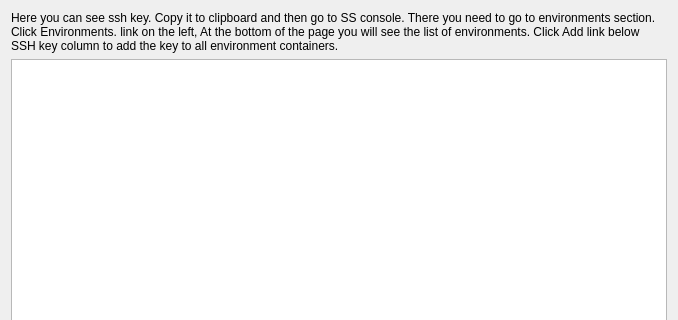
subutai-io/control-center, file hub/forms/DlgGenerateSshKey.ui: the form before one commit; both pictures show x 0 to 678 and y 0 to 320 of the 678 by 479 pixel window.
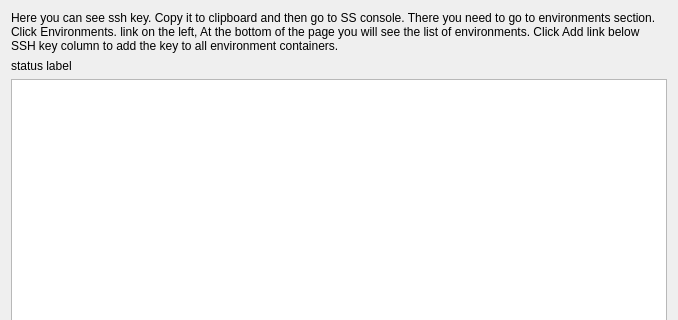
The form after the commit.

Patch:
```diff
--- a/hub/forms/DlgGenerateSshKey.ui
+++ b/hub/forms/DlgGenerateSshKey.ui
@@ -29,28 +29,35 @@
        </property>
       </widget>
      </item>
-     <item row="1" column="0" colspan="3">
+     <item row="1" column="0">
+      <widget class="QLabel" name="lbl_status">
+       <property name="text">
+        <string>status label</string>
+       </property>
+      </widget>
+     </item>
+     <item row="2" column="0" colspan="3">
       <widget class="QTextEdit" name="te_ssh_key">
        <property name="readOnly">
         <bool>true</bool>
        </property>
       </widget>
      </item>
-     <item row="2" column="0">
+     <item row="3" column="0">
       <widget class="QPushButton" name="btn_generate">
        <property name="text">
         <string>Generate</string>
        </property>
       </widget>
      </item>
-     <item row="2" column="1">
+     <item row="3" column="1">
       <widget class="QPushButton" name="btn_add_to_environments">
        <property name="text">
         <string>Add key to environments</string>
        </property>
       </widget>
      </item>
-     <item row="2" column="2">
+     <item row="3" column="2">
       <widget class="QPushButton" name="btn_copy_to_clipboard">
        <property name="text">
         <string>Copy to clipboard</string>
```
